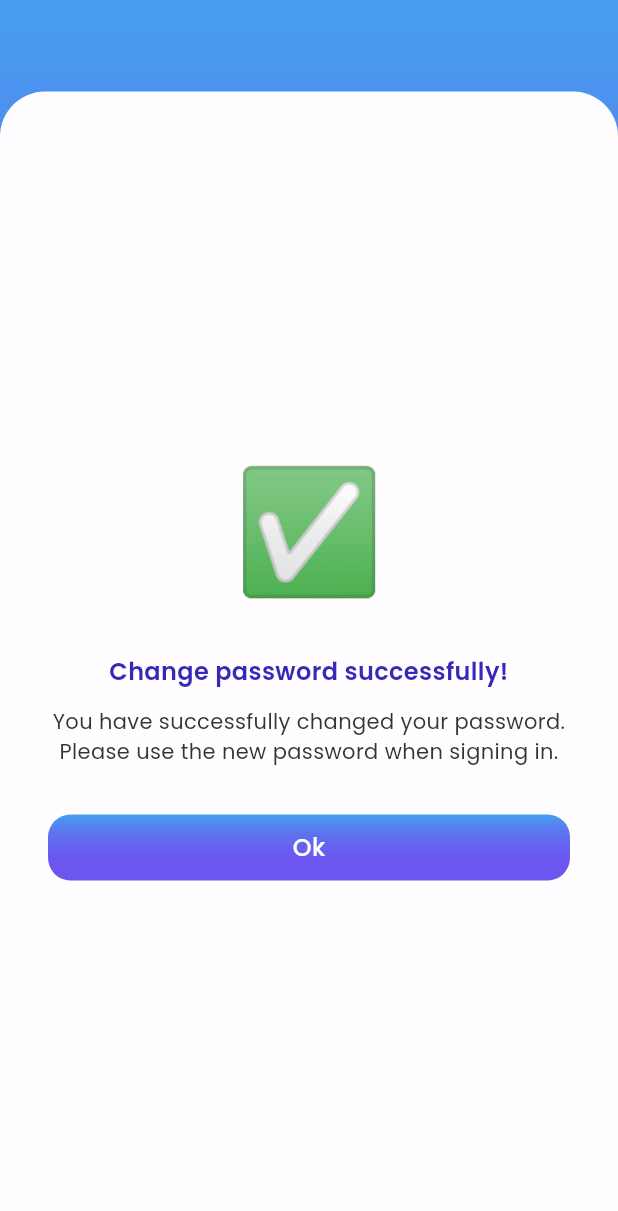
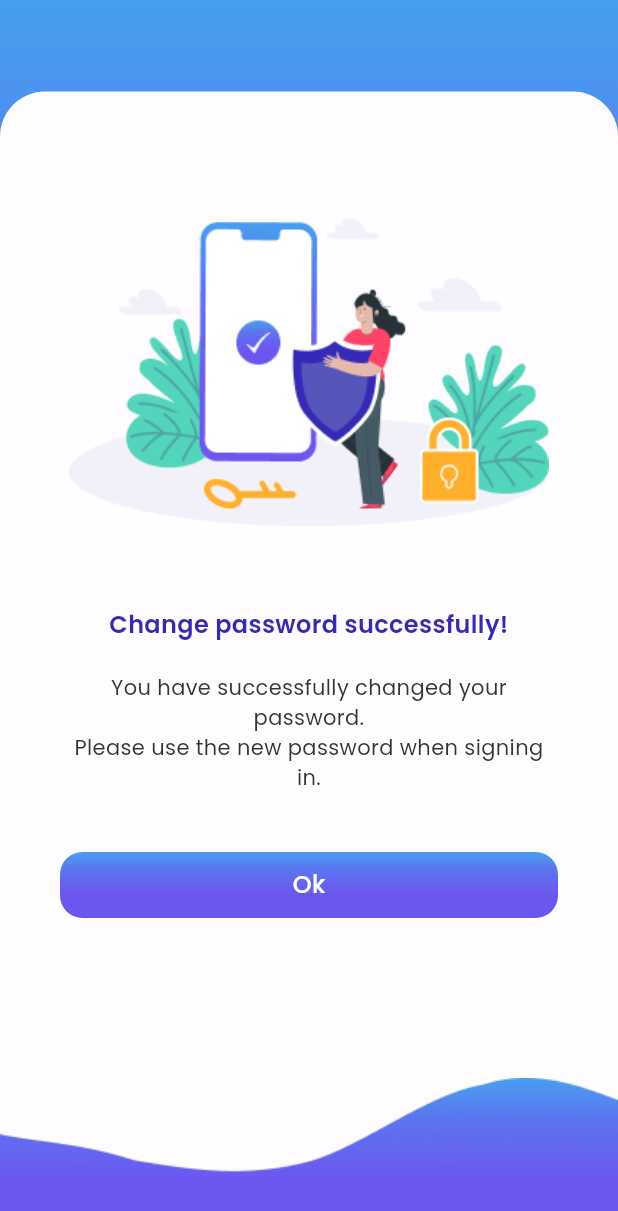
Before and after one commit to ItsKalfox/skillfox, a Flutter app: the PasswordSuccessScreen screen opened directly, on a phone screen of 412 x 824 dp. Shown: the top 1211 px of the screen. Run offline on Flutter 3.47's test engine with Material 3 defaults, Android fonts, the phone set to English and light mode, and no system bars; our stand-ins replace cloud_firestore, firebase_auth, firebase_core, firebase_storage, flutter_svg, google_fonts and 4 more; accounts and stored records are empty; project files that could hold a hidden picture were left out.

Commit message:
feat: polish forgot password flow UI
- Add bottom-line.png decoration to forgot password, OTP, change password and success screens
- Replace checkmark emoji with password-change-clipart.png on success screen
- Fix change password button not activating by converting _enabled to a getter and adding onChanged listeners
- Add onChanged parameter to AppTextField widget
- General alignment and spacing fixes across all forgot password screens

```diff
--- a/lib/screens/auth/password_success_screen.dart
+++ b/lib/screens/auth/password_success_screen.dart
@@ -40,12 +40,20 @@ class PasswordSuccessScreen extends StatelessWidget {
                       ),
                     ),
                     child: Padding(
-                      padding: const EdgeInsets.all(32),
+                      padding: const EdgeInsets.only(top: 24, left: 40, right: 40, bottom: 120),
                       child: Column(
-                        mainAxisAlignment: MainAxisAlignment.center,
+                        mainAxisAlignment: MainAxisAlignment.start,
                         children: [
-                          const Text('✅', style: TextStyle(fontSize: 80)),
-                          const SizedBox(height: 24),
+
+                          // ✅ Replaced ✅ emoji with password-change-clipart.png
+                          Image.asset(
+                            'assets/images/password-change-clipart.png',
+                            width: 320,
+                            height: 320,
+                            fit: BoxFit.contain,
+                          ),
+
+                          const SizedBox(height: 0),
                           Text('Change password successfully!',
                             textAlign: TextAlign.center,
                             style: GoogleFonts.poppins(
@@ -53,13 +61,14 @@ class PasswordSuccessScreen extends StatelessWidget {
                               color: AppColors.primary,
                             ),
                           ),
-                          const SizedBox(height: 12),
+                          const SizedBox(height: 20),
                           Text(
                             'You have successfully changed your password.\nPlease use the new password when signing in.',
                             textAlign: TextAlign.center,
-                            style: GoogleFonts.poppins(fontSize: 14, color: AppColors.neutral1),
+                            style: GoogleFonts.poppins(
+                              fontSize: 14, color: AppColors.neutral1),
                           ),
-                          const SizedBox(height: 32),
+                          const SizedBox(height: 40),
                           GradientButton(
                             text: 'Ok',
                             onPressed: () => Navigator.pushAndRemoveUntil(
@@ -76,6 +85,13 @@ class PasswordSuccessScreen extends StatelessWidget {
               ],
             ),
           ),
+          Positioned(
+            bottom: 0, left: 0, right: 0,
+            child: Image.asset(
+              'assets/images/bottom-line.png',
+              fit: BoxFit.fitWidth,
+            ),
+          ),
         ],
       ),
     );
--- a/lib/widgets/app_text_field.dart
+++ b/lib/widgets/app_text_field.dart
@@ -9,6 +9,7 @@ class AppTextField extends StatefulWidget {
   final String? Function(String?)? validator;
   final TextInputType keyboardType;
   final String? label;
+  final void Function(String)? onChanged;
 
   const AppTextField({
     super.key,
@@ -18,6 +19,7 @@ class AppTextField extends StatefulWidget {
     this.validator,
     this.keyboardType = TextInputType.text,
     this.label,
+    this.onChanged,
   });
 
   @override
@@ -45,6 +47,7 @@ class _AppTextFieldState extends State<AppTextField> {
           obscureText: widget.obscure && !_showPassword,
           keyboardType: widget.keyboardType,
           validator: widget.validator,
+          onChanged: widget.onChanged,
           style: GoogleFonts.poppins(fontSize: 14, color: AppColors.neutral1),
           decoration: InputDecoration(
             hintText: widget.placeholder,
```
Also changed, not shown: lib/screens/auth/change_password_screen.dart (+37 -18 lines), lib/screens/auth/forgot_password_screen.dart (+8 -1 lines), lib/screens/auth/otp_screen.dart (+13 -6 lines), assets/images/password-change-clipart.png (added).
